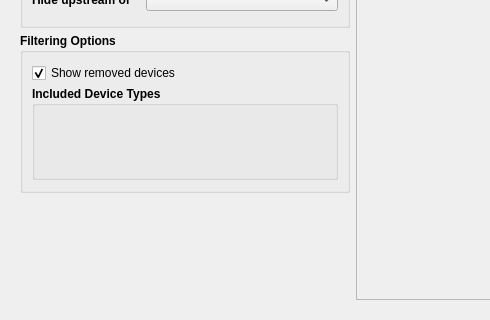
The window that lightpath/ui/lightapp.ui (pcdshub/lightpath) describes before a commit, drawn with Qt 5; both pictures show x 0 to 490 and y 173 to 493 of the 1199 by 493 pixel window.
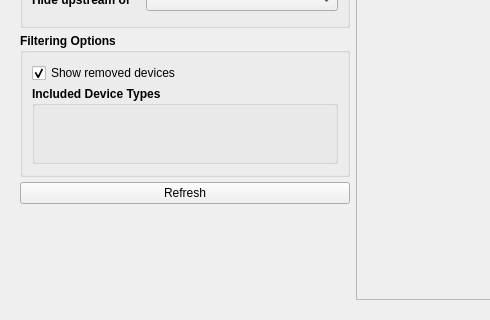
The same window after the commit.

Commit message: GUI: add a refresh button

What changed in the file:
```diff
--- a/lightpath/ui/lightapp.ui
+++ b/lightpath/ui/lightapp.ui
@@ -68,7 +68,7 @@
     <widget class="QWidget" name="detailed" native="true">
      <layout class="QHBoxLayout" name="horizontalLayout">
       <item>
-       <layout class="QVBoxLayout" name="option_layout" stretch="1,1,3,2">
+       <layout class="QVBoxLayout" name="option_layout" stretch="1,1,3,0,2">
         <property name="spacing">
          <number>5</number>
         </property>
@@ -278,6 +278,13 @@
           </layout>
          </widget>
         </item>
+        <item>
+         <widget class="QPushButton" name="refresh_button">
+          <property name="text">
+           <string>Refresh</string>
+          </property>
+         </widget>
+        </item>
         <item>
          <spacer name="verticalSpacer">
           <property name="orientation">
```
The commit also changes 1 other file.
